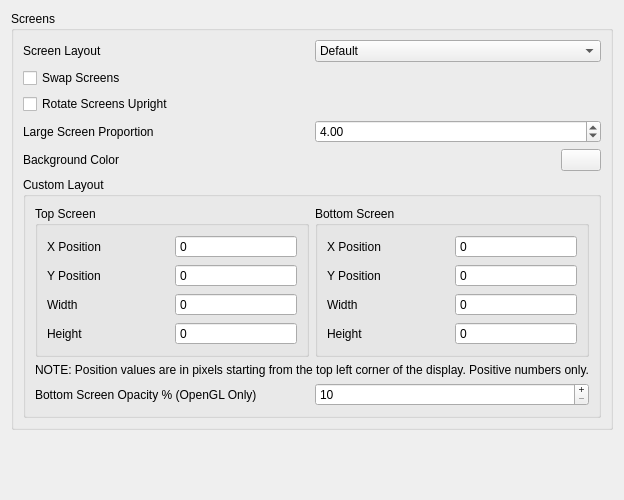
Before: the Qt Designer form src/citra_qt/configuration/configure_layout.ui in yeager/Borked3DS, drawn with Qt 5.
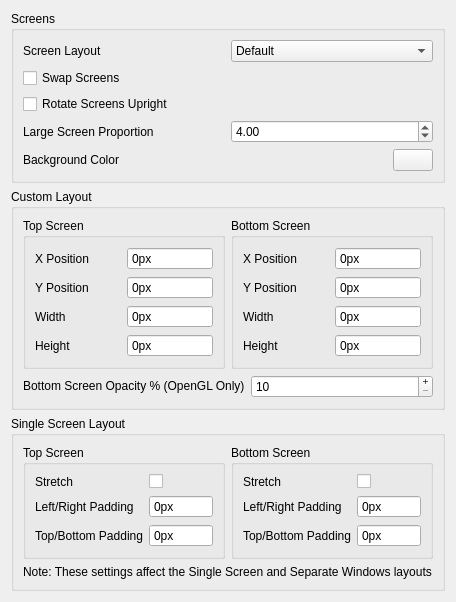
After: the same form once the commit is applied.

Commit message:
Added Single Screen layout configuration options
These settings also affect the Separate Windows layout

This commit also restructures the Layout tab of the configuration menu

```diff
--- a/src/citra_qt/configuration/configure_layout.ui
+++ b/src/citra_qt/configuration/configure_layout.ui
@@ -177,6 +177,9 @@
         </layout>
        </widget>
       </item>
+     </layout>
+    </widget>
+   </item>
       <item>
        <widget class="QGroupBox" name="custom_layout_group">
         <property name="minimumSize">
@@ -209,6 +212,9 @@
                 <property name="buttonSymbols">
                  <enum>QAbstractSpinBox::NoButtons</enum>
                 </property>
+             <property name="suffix">
+              <string>px</string>
+             </property>
                 <property name="maximum">
                  <number>2147483647</number>
                 </property>
@@ -226,6 +232,9 @@
                 <property name="buttonSymbols">
                  <enum>QAbstractSpinBox::NoButtons</enum>
                 </property>
+             <property name="suffix">
+              <string>px</string>
+             </property>
                 <property name="maximum">
                  <number>2147483647</number>
                 </property>
@@ -243,6 +252,9 @@
                 <property name="buttonSymbols">
                  <enum>QAbstractSpinBox::NoButtons</enum>
                 </property>
+             <property name="suffix">
+              <string>px</string>
+             </property>
                 <property name="maximum">
                  <number>2147483647</number>
                 </property>
@@ -260,6 +272,9 @@
                 <property name="buttonSymbols">
                  <enum>QAbstractSpinBox::NoButtons</enum>
                 </property>
+             <property name="suffix">
+              <string>px</string>
+             </property>
                 <property name="maximum">
                  <number>2147483647</number>
                 </property>
@@ -292,6 +307,9 @@
                 <property name="buttonSymbols">
                  <enum>QAbstractSpinBox::NoButtons</enum>
                 </property>
+             <property name="suffix">
+              <string>px</string>
+             </property>
                 <property name="maximum">
                  <number>2147483647</number>
                 </property>
@@ -309,6 +327,9 @@
                 <property name="buttonSymbols">
                  <enum>QAbstractSpinBox::NoButtons</enum>
                 </property>
+             <property name="suffix">
+              <string>px</string>
+             </property>
                 <property name="maximum">
                  <number>2147483647</number>
                 </property>
@@ -326,6 +347,9 @@
                 <property name="buttonSymbols">
                  <enum>QAbstractSpinBox::NoButtons</enum>
                 </property>
+             <property name="suffix">
+              <string>px</string>
+             </property>
                 <property name="maximum">
                  <number>2147483647</number>
                 </property>
@@ -343,6 +367,9 @@
                 <property name="buttonSymbols">
                  <enum>QAbstractSpinBox::NoButtons</enum>
                 </property>
+             <property name="suffix">
+              <string>px</string>
+             </property>
                 <property name="maximum">
                  <number>2147483647</number>
                 </property>
@@ -353,23 +380,12 @@
            </item>
           </layout>
          </item>
-         <item>
-          <layout class="QHBoxLayout" name="horizontalLayout_2">
-           <item>
-            <widget class="QLabel" name="label_2">
-             <property name="text">
-              <string>&lt;html&gt;&lt;head/&gt;&lt;body&gt;&lt;p&gt;NOTE: Position values are in pixels starting from the top left corner of the display. Positive numbers only.&lt;/p&gt;&lt;/body&gt;&lt;/html&gt;</string>
-             </property>
-            </widget>
-           </item>
-          </layout>
-         </item>
          <item>
           <layout class="QHBoxLayout" name="horizontalLayout_3">
            <item>
             <widget class="QLabel" name="lb_opacity_second_layer">
              <property name="text">
-              <string>Bottom Screen Opacity % (OpenGL Only)</string>
+           <string>&lt;html&gt;&lt;head/&gt;&lt;body&gt;&lt;p&gt;Bottom Screen Opacity % (OpenGL Only)&lt;/p&gt;&lt;/body&gt;&lt;/html&gt;</string>
              </property>
             </widget>
            </item>
@@ -390,6 +406,165 @@
          </item>
         </layout>
        </widget>
+   </item>
+   <item>
+    <widget class="QGroupBox" name="separate_window_config_group">
+     <property name="minimumSize">
+      <size>
+       <width>0</width>
+       <height>0</height>
+      </size>
+     </property>
+     <property name="title">
+      <string>Single Screen Layout</string>
+     </property>
+     <layout class="QVBoxLayout" name="verticalLayout_5">
+      <item>
+       <layout class="QHBoxLayout" name="horizontalLayout_4">
+        <item>
+         <widget class="QGroupBox" name="gb_top_screen_2">
+          <property name="title">
+           <string>Top Screen</string>
+          </property>
+          <layout class="QGridLayout" name="gridLayout_2">
+           <item row="0" column="0">
+            <widget class="QLabel" name="lb_top_stretch">
+             <property name="text">
+              <string>Stretch</string>
+             </property>
+            </widget>
+           </item>
+           <item row="1" column="1">
+            <widget class="QSpinBox" name="screen_top_leftright_padding">
+             <property name="buttonSymbols">
+              <enum>QAbstractSpinBox::NoButtons</enum>
+             </property>
+             <property name="suffix">
+              <string>px</string>
+             </property>
+             <property name="maximum">
+              <number>2147483647</number>
+             </property>
+            </widget>
+           </item>
+           <item row="1" column="0">
+            <widget class="QLabel" name="lb_top_leftright_padding">
+             <property name="text">
+              <string>Left/Right Padding</string>
+             </property>
+            </widget>
+           </item>
+           <item row="2" column="0">
+            <widget class="QLabel" name="lb_top_topbottom_padding">
+             <property name="text">
+              <string>Top/Bottom Padding</string>
+             </property>
+            </widget>
+           </item>
+           <item row="2" column="1">
+            <widget class="QSpinBox" name="screen_top_topbottom_padding">
+             <property name="buttonSymbols">
+              <enum>QAbstractSpinBox::NoButtons</enum>
+             </property>
+             <property name="suffix">
+              <string>px</string>
+             </property>
+             <property name="maximum">
+              <number>2147483647</number>
+             </property>
+            </widget>
+           </item>
+           <item row="0" column="1">
+            <widget class="QCheckBox" name="screen_top_stretch">
+             <property name="text">
+              <string notr="true"/>
+             </property>
+            </widget>
+           </item>
+          </layout>
+         </widget>
+        </item>
+        <item>
+         <widget class="QGroupBox" name="gb_bottom_screen">
+          <property name="minimumSize">
+           <size>
+            <width>0</width>
+            <height>0</height>
+           </size>
+          </property>
+          <property name="title">
+           <string>Bottom Screen</string>
+          </property>
+          <layout class="QGridLayout" name="gridLayout">
+           <item row="1" column="0">
+            <widget class="QLabel" name="lb_bottom_leftright_padding">
+             <property name="text">
+              <string>Left/Right Padding</string>
+             </property>
+            </widget>
+           </item>
+           <item row="2" column="0">
+            <widget class="QLabel" name="lb_bottom_topbottom_padding">
+             <property name="text">
+              <string>Top/Bottom Padding</string>
+             </property>
+            </widget>
+           </item>
+           <item row="1" column="1">
+            <widget class="QSpinBox" name="screen_bottom_leftright_padding">
+             <property name="buttonSymbols">
+              <enum>QAbstractSpinBox::NoButtons</enum>
+             </property>
+             <property name="suffix">
+              <string>px</string>
+             </property>
+             <property name="maximum">
+              <number>2147483647</number>
+             </property>
+            </widget>
+           </item>
+           <item row="2" column="1">
+            <widget class="QSpinBox" name="screen_bottom_topbottom_padding">
+             <property name="buttonSymbols">
+              <enum>QAbstractSpinBox::NoButtons</enum>
+             </property>
+             <property name="suffix">
+              <string>px</string>
+             </property>
+             <property name="maximum">
+              <number>2147483647</number>
+             </property>
+            </widget>
+           </item>
+           <item row="0" column="0">
+            <widget class="QLabel" name="lb_bottom_stretch">
+             <property name="text">
+              <string>Stretch</string>
+             </property>
+            </widget>
+           </item>
+           <item row="0" column="1">
+            <widget class="QCheckBox" name="screen_bottom_stretch">
+             <property name="text">
+              <string notr="true"/>
+             </property>
+            </widget>
+           </item>
+          </layout>
+         </widget>
+        </item>
+       </layout>
+      </item>
+      <item>
+       <layout class="QHBoxLayout" name="horizontalLayout_2">
+        <item>
+         <widget class="QLabel" name="label">
+          <property name="text">
+           <string>Note: These settings affect the Single Screen and Separate Windows layouts</string>
+          </property>
+         </widget>
+        </item>
+       </layout>
       </item>
      </layout>
     </widget>
```
Lines whose indentation alone changed are shown as unchanged. The commit also changes 5 other files.
